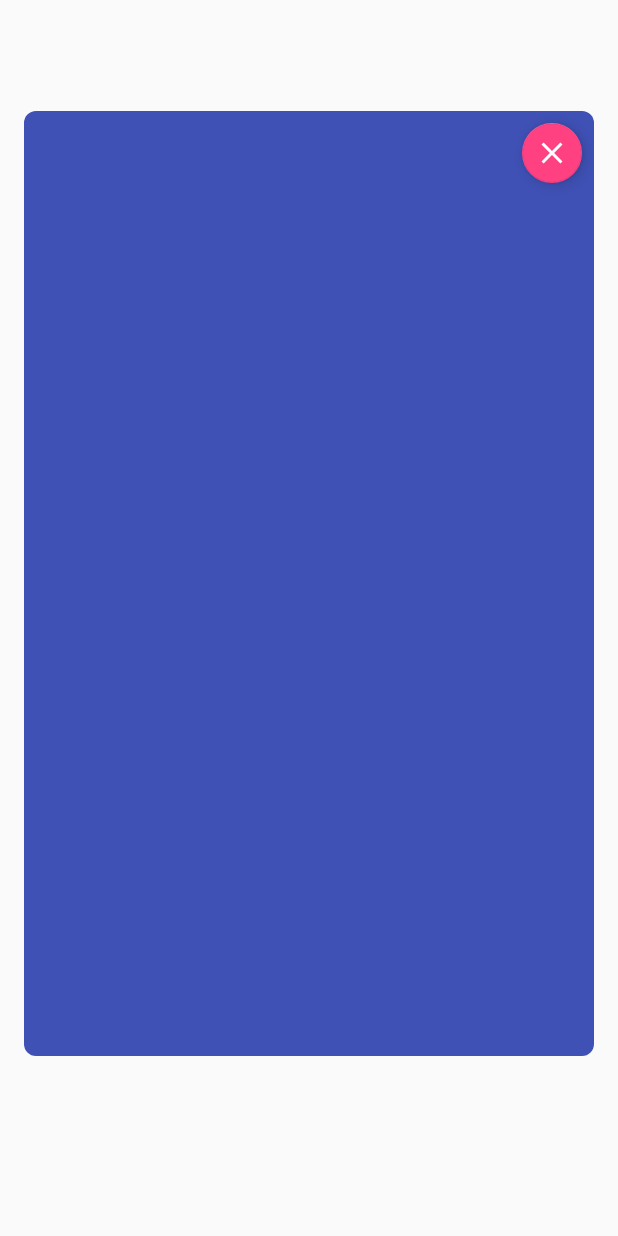
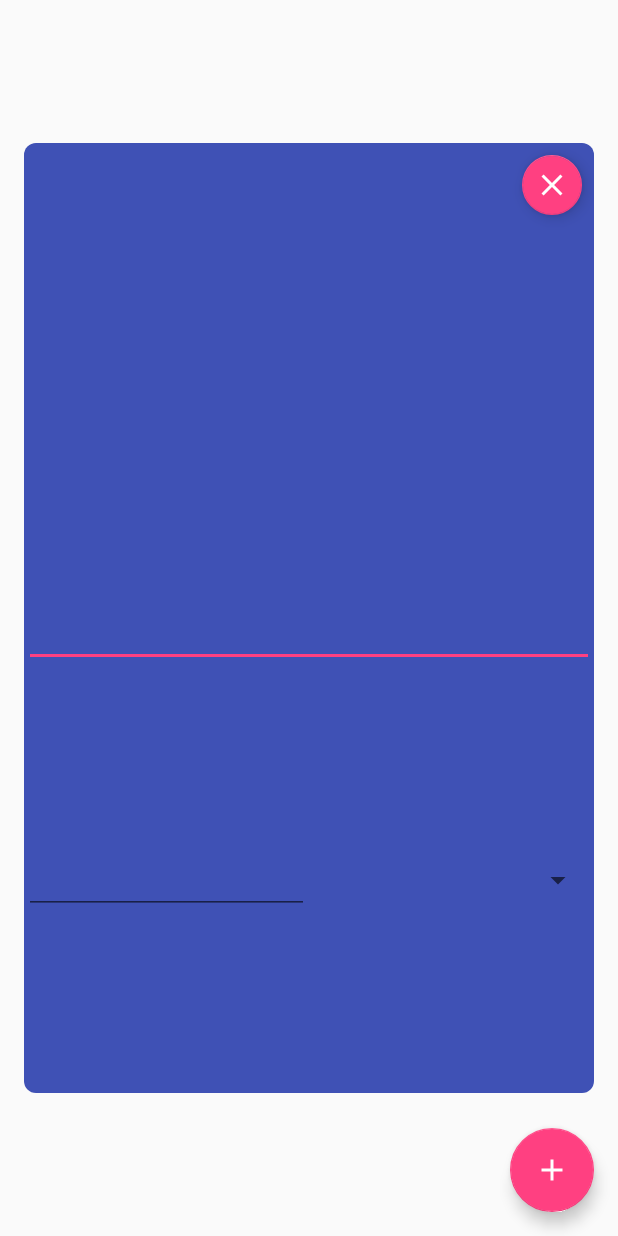
Before and after one commit to Jantzilla/Cupboard, an Android app: the layout fragment_ingredient_add.xml on its own in the app's theme, with its tools: preview values and no code run, on a phone screen of 412 x 824 dp. Run offline under Robolectric (Android 15) with nearby library versions, the phone set to English and light mode, and no system bars.

Commit message:
Create features inside "fragment_ingredient_add" layout

```diff
--- a/app/src/main/res/layout/fragment_ingredient_add.xml
+++ b/app/src/main/res/layout/fragment_ingredient_add.xml
@@ -4,20 +4,72 @@
     android:layout_width="match_parent"
     android:layout_height="match_parent"
     xmlns:app="http://schemas.android.com/apk/res-auto"
-    android:background="@drawable/recipe_list_background"
-    android:layout_marginTop="74dp"
-    android:layout_marginBottom="120dp"
-    android:layout_marginStart="16dp"
-    android:layout_marginEnd="16dp"
     tools:context=".IngredientAddFragment">
+
+    <android.support.constraint.ConstraintLayout
+        android:layout_width="match_parent"
+        android:layout_height="match_parent"
+        android:background="@drawable/recipe_list_background"
+        android:layout_marginTop="95dp"
+        android:layout_marginBottom="95dp"
+        android:layout_marginStart="16dp"
+        android:layout_marginEnd="16dp">
+
+    <ImageView
+        android:id="@+id/iv_ingredient"
+        android:layout_width="150dp"
+        android:layout_height="150dp"
+        android:layout_marginTop="24dp"
+        app:layout_constraintEnd_toEndOf="parent"
+        app:layout_constraintStart_toStartOf="parent"
+        app:layout_constraintTop_toTopOf="parent" />
+
+    <EditText
+        android:id="@+id/tv_title"
+        android:layout_width="match_parent"
+        android:layout_height="wrap_content"
+        app:layout_constraintBottom_toTopOf="@+id/spn_unit"
+        app:layout_constraintEnd_toEndOf="parent"
+        app:layout_constraintStart_toStartOf="parent"
+        app:layout_constraintTop_toBottomOf="@+id/iv_ingredient" />
+
+    <EditText
+        android:id="@+id/tv_quantity"
+        android:layout_width="0dp"
+        android:layout_height="wrap_content"
+        app:layout_constraintBottom_toBottomOf="parent"
+        app:layout_constraintEnd_toStartOf="@id/spn_unit"
+        app:layout_constraintStart_toStartOf="parent"
+        app:layout_constraintTop_toBottomOf="@+id/tv_title" />
+
+    <Spinner
+        android:id="@+id/spn_unit"
+        android:layout_width="0dp"
+        android:layout_height="wrap_content"
+        app:layout_constraintTop_toBottomOf="@id/tv_title"
+        app:layout_constraintStart_toEndOf="@id/tv_quantity"
+        app:layout_constraintEnd_toEndOf="parent"
+        app:layout_constraintBottom_toBottomOf="parent"/>
+
 
     <android.support.design.widget.FloatingActionButton
         android:id="@+id/fab_back"
         android:layout_width="wrap_content"
         android:layout_height="wrap_content"
         android:layout_margin="8dp"
-        android:layout_gravity="top|end"
+        app:layout_constraintTop_toTopOf="parent"
+        app:layout_constraintEnd_toEndOf="parent"
         android:src="@drawable/delete"
         app:fabSize="mini"/>
 
+    </android.support.constraint.ConstraintLayout>
+
+    <android.support.design.widget.FloatingActionButton
+        android:id="@+id/fab_add"
+        android:layout_width="wrap_content"
+        android:layout_height="wrap_content"
+        android:layout_margin="16dp"
+        android:layout_gravity="bottom|end"
+        android:src="@drawable/add"/>
+
 </FrameLayout>
```
